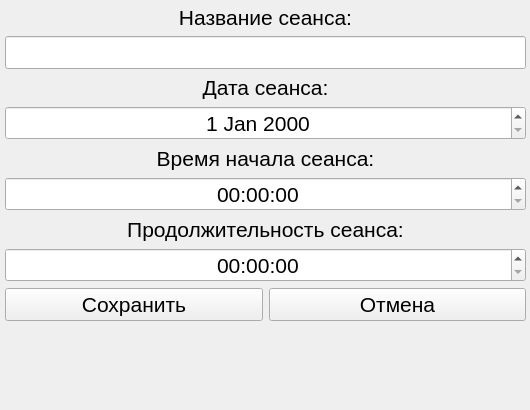
First picture: the form in form/session.ui, repository MR-Geri/cinema, before the edit.
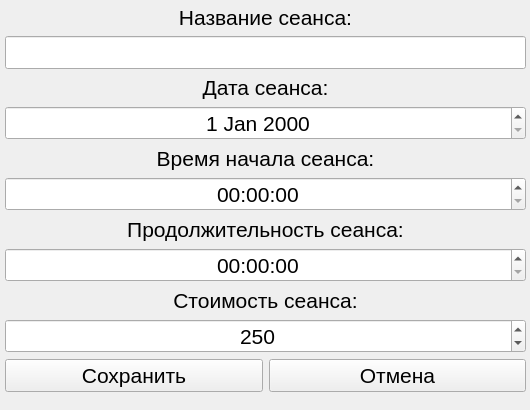
Second picture: the form after the edit.

```diff
--- a/form/session.ui
+++ b/form/session.ui
@@ -44,24 +44,21 @@
     <property name="bottomMargin">
      <number>5</number>
     </property>
-    <item row="8" column="1">
-     <widget class="QPushButton" name="button_cancel">
+    <item row="6" column="0" colspan="2">
+     <widget class="QLabel" name="label_4">
+      <property name="sizePolicy">
+       <sizepolicy hsizetype="Minimum" vsizetype="Maximum">
+        <horstretch>0</horstretch>
+        <verstretch>0</verstretch>
+       </sizepolicy>
+      </property>
       <property name="font">
        <font>
         <pointsize>16</pointsize>
        </font>
       </property>
       <property name="text">
-       <string>Отмена</string>
-      </property>
-     </widget>
-    </item>
-    <item row="1" column="0" colspan="2">
-     <widget class="QLineEdit" name="title">
-      <property name="font">
-       <font>
-        <pointsize>16</pointsize>
-       </font>
+       <string>Продолжительность сеанса:</string>
       </property>
       <property name="alignment">
        <set>Qt::AlignCenter</set>
@@ -112,15 +109,15 @@
       </property>
      </widget>
     </item>
-    <item row="8" column="0">
-     <widget class="QPushButton" name="button_save">
+    <item row="10" column="1">
+     <widget class="QPushButton" name="button_cancel">
       <property name="font">
        <font>
         <pointsize>16</pointsize>
        </font>
       </property>
       <property name="text">
-       <string>Сохранить</string>
+       <string>Отмена</string>
       </property>
      </widget>
     </item>
@@ -136,8 +133,8 @@
       </property>
      </widget>
     </item>
-    <item row="6" column="0" colspan="2">
-     <widget class="QLabel" name="label_4">
+    <item row="8" column="0" colspan="2">
+     <widget class="QLabel" name="label_5">
       <property name="sizePolicy">
        <sizepolicy hsizetype="Minimum" vsizetype="Maximum">
         <horstretch>0</horstretch>
@@ -151,7 +148,7 @@
        </font>
       </property>
       <property name="text">
-       <string>Продолжительность сеанса:</string>
+       <string>Стоимость сеанса:</string>
       </property>
       <property name="alignment">
        <set>Qt::AlignCenter</set>
@@ -192,6 +189,18 @@
       </property>
      </widget>
     </item>
+    <item row="10" column="0">
+     <widget class="QPushButton" name="button_save">
+      <property name="font">
+       <font>
+        <pointsize>16</pointsize>
+       </font>
+      </property>
+      <property name="text">
+       <string>Сохранить</string>
+      </property>
+     </widget>
+    </item>
     <item row="7" column="0" colspan="2">
      <widget class="QTimeEdit" name="duration">
       <property name="font">
@@ -204,6 +213,39 @@
       </property>
      </widget>
     </item>
+    <item row="1" column="0" colspan="2">
+     <widget class="QLineEdit" name="title">
+      <property name="font">
+       <font>
+        <pointsize>16</pointsize>
+       </font>
+      </property>
+      <property name="alignment">
+       <set>Qt::AlignCenter</set>
+      </property>
+     </widget>
+    </item>
+    <item row="9" column="0" colspan="2">
+     <widget class="QSpinBox" name="price">
+      <property name="font">
+       <font>
+        <pointsize>16</pointsize>
+       </font>
+      </property>
+      <property name="alignment">
+       <set>Qt::AlignCenter</set>
+      </property>
+      <property name="minimum">
+       <number>50</number>
+      </property>
+      <property name="maximum">
+       <number>3000</number>
+      </property>
+      <property name="value">
+       <number>250</number>
+      </property>
+     </widget>
+    </item>
    </layout>
   </widget>
  </widget>
```
Left out of the diff: 1 changed line with no effect on the pictures.
